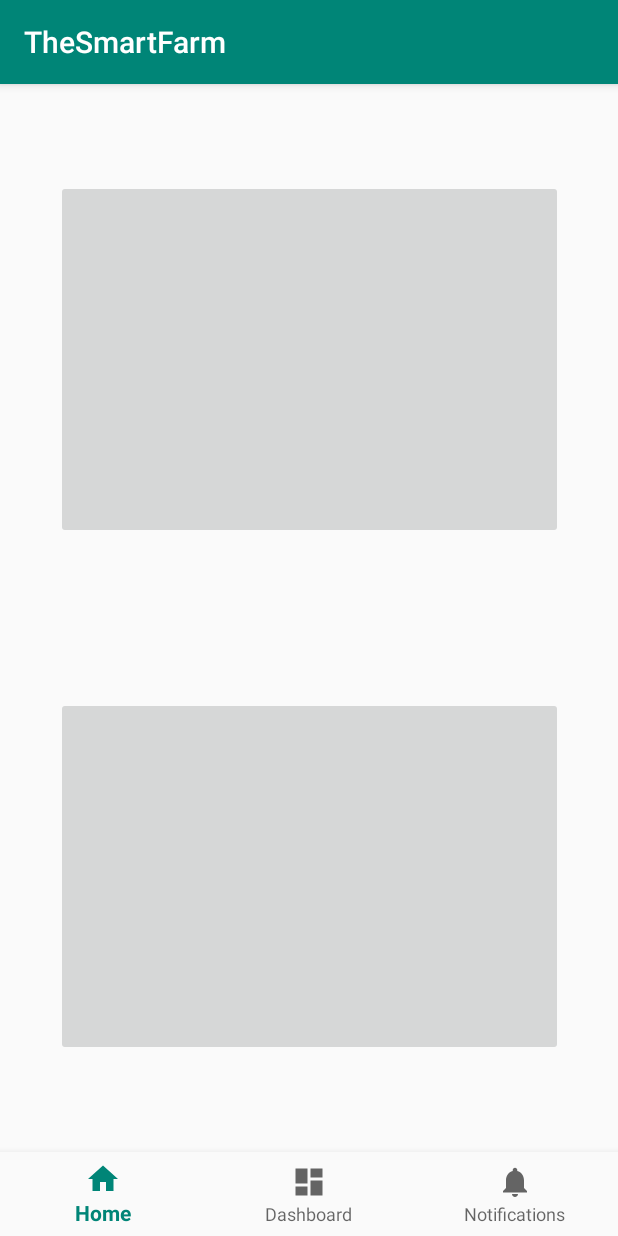
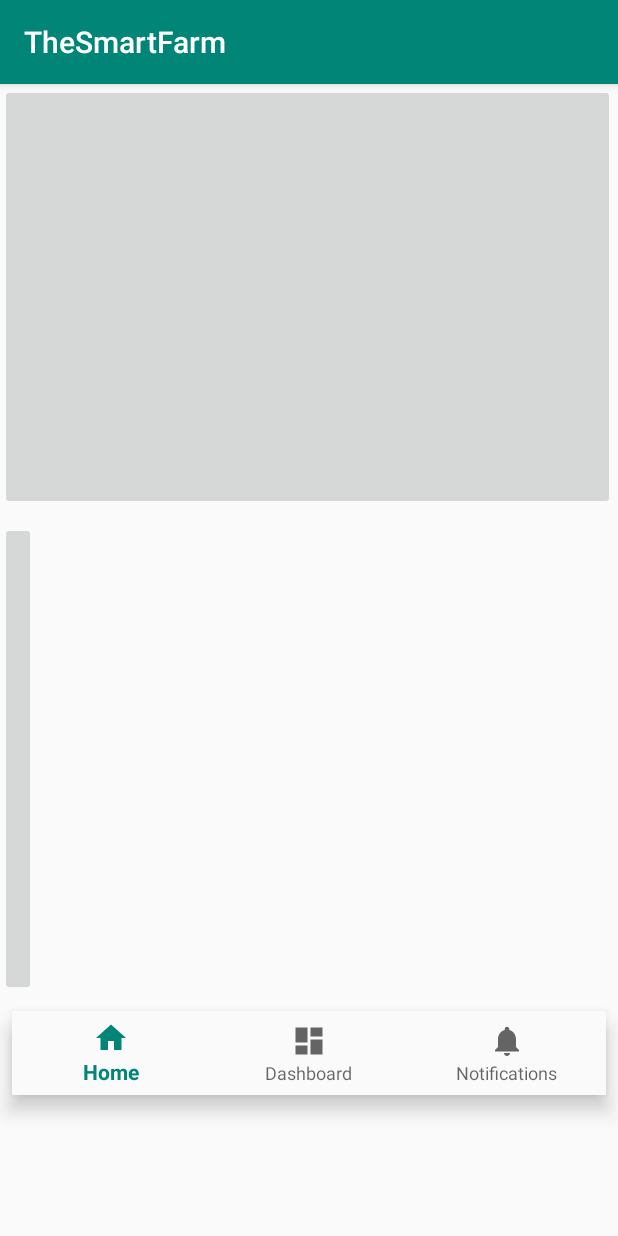
Before and after one commit to Mufidzz/SmartFarm, an Android app: the screen it shows after launch (MainActivity), on a phone screen of 412 x 824 dp. Run offline under Robolectric (Android 15) with nearby library versions, the phone set to English and light mode, and no system bars.

Commit message:
Commit 1

```diff
--- a/app/src/main/AndroidManifest.xml
+++ b/app/src/main/AndroidManifest.xml
@@ -9,6 +9,7 @@
         android:roundIcon="@mipmap/ic_launcher_round"
         android:supportsRtl="true"
         android:theme="@style/AppTheme">
+        <activity android:name=".Activity2"></activity>
         <activity
             android:name=".MainActivity"
             android:label="@string/app_name">
--- a/app/src/main/java/com/example/thesmartfarm/MainActivity.java
+++ b/app/src/main/java/com/example/thesmartfarm/MainActivity.java
@@ -5,10 +5,15 @@ import android.support.design.widget.BottomNavigationView;
 import android.support.v7.app.AppCompatActivity;
 import android.support.annotation.NonNull;
 import android.view.MenuItem;
+import android.view.View;
+import android.widget.ImageButton;
 import android.widget.TextView;
 
-public class MainActivity extends AppCompatActivity {
+
+public class MainActivity extends AppCompatActivity implements View.OnClickListener {
     private TextView mTextMessage;
+    ImageButton display;
+
 
     private BottomNavigationView.OnNavigationItemSelectedListener mOnNavigationItemSelectedListener
             = new BottomNavigationView.OnNavigationItemSelectedListener() {
@@ -37,6 +42,20 @@ public class MainActivity extends AppCompatActivity {
         BottomNavigationView navView = findViewById(R.id.nav_view);
         mTextMessage = findViewById(R.id.message);
         navView.setOnNavigationItemSelectedListener(mOnNavigationItemSelectedListener);
+        display = (ImageButton) findViewById(R.id.imageButton);
+        ImageButton tombol1 = (ImageButton) findViewById(R.id.imageButton);
+        ImageButton tombol2 = (ImageButton) findViewById(R.id.imageButton2);
+
+        tombol1.setOnClickListener(this);
+        tombol2.setOnClickListener(this);
+
     }
 
+    @Override
+    public void onClick(View v) {
+        switch (v.getId()){
+            case R.id.imageButton:
+
+        }
+    }
 }
--- a/app/src/main/res/layout/activity_main.xml
+++ b/app/src/main/res/layout/activity_main.xml
@@ -1,5 +1,5 @@
 <?xml version="1.0" encoding="utf-8"?>
-<android.support.constraint.ConstraintLayout xmlns:android="http://schemas.android.com/apk/res/android"
+<RelativeLayout xmlns:android="http://schemas.android.com/apk/res/android"
     xmlns:app="http://schemas.android.com/apk/res-auto"
     xmlns:tools="http://schemas.android.com/tools"
     android:id="@+id/container"
@@ -7,40 +7,37 @@
     android:layout_height="match_parent"
     tools:context=".MainActivity">
 
-    <android.support.design.widget.BottomNavigationView
-        android:id="@+id/nav_view"
-        android:layout_width="0dp"
-        android:layout_height="wrap_content"
-        android:layout_marginStart="0dp"
-        android:layout_marginEnd="0dp"
-        android:background="?android:attr/windowBackground"
-        app:layout_constraintBottom_toBottomOf="parent"
-        app:layout_constraintLeft_toLeftOf="parent"
-        app:layout_constraintRight_toRightOf="parent"
-        app:menu="@menu/bottom_nav_menu" />
 
     <ImageButton
         android:id="@+id/imageButton"
-        android:layout_width="338dp"
-        android:layout_height="239dp"
-        android:layout_marginStart="8dp"
-        android:layout_marginTop="64dp"
-        android:layout_marginEnd="8dp"
-        app:layout_constraintEnd_toEndOf="parent"
-        app:layout_constraintStart_toStartOf="parent"
-        app:layout_constraintTop_toTopOf="parent"
+        android:layout_width="410dp"
+        android:layout_height="284dp"
+        android:layout_marginEnd="1dp"
+        android:layout_marginBottom="8dp"
         tools:srcCompat="@tools:sample/backgrounds/scenic[0]" />
 
     <ImageButton
         android:id="@+id/imageButton2"
-        android:layout_width="338dp"
-        android:layout_height="239dp"
-        android:layout_marginStart="8dp"
-        android:layout_marginEnd="8dp"
-        android:layout_marginBottom="120dp"
-        app:layout_constraintBottom_toBottomOf="@+id/nav_view"
-        app:layout_constraintEnd_toEndOf="parent"
-        app:layout_constraintStart_toStartOf="parent"
+        android:layout_width="wrap_content"
+        android:layout_height="316dp"
+        android:layout_marginEnd="1dp"
+        android:layout_below="@id/imageButton"
         tools:srcCompat="@tools:sample/backgrounds/scenic[11]" />
 
-</android.support.constraint.ConstraintLayout>
+    <android.support.design.widget.BottomNavigationView
+        android:id="@+id/nav_view"
+        android:layout_width="wrap_content"
+        android:layout_height="wrap_content"
+        android:layout_below="@id/imageButton2"
+        android:layout_marginStart="8dp"
+        android:layout_marginTop="10dp"
+        android:layout_marginEnd="8dp"
+        android:layout_marginBottom="8dp"
+        android:background="?android:attr/windowBackground"
+        app:menu="@menu/bottom_nav_menu"
+        tools:layout_conversion_wrapHeight="134"
+        tools:layout_conversion_wrapWidth="1045" />
+
+
+
+</RelativeLayout>
```
Also changed, not shown: app/src/main/java/com/example/thesmartfarm/Activity2.java (added, +13 -0 lines), app/src/main/res/layout/activity_2.xml (added, +25 -0 lines).
